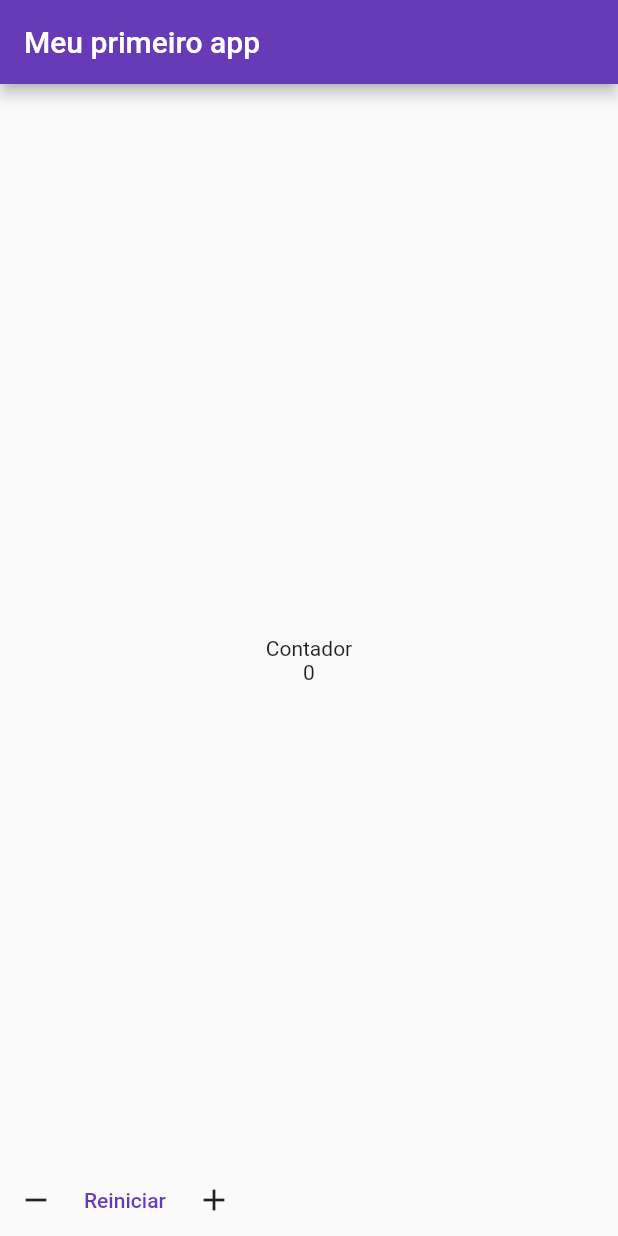
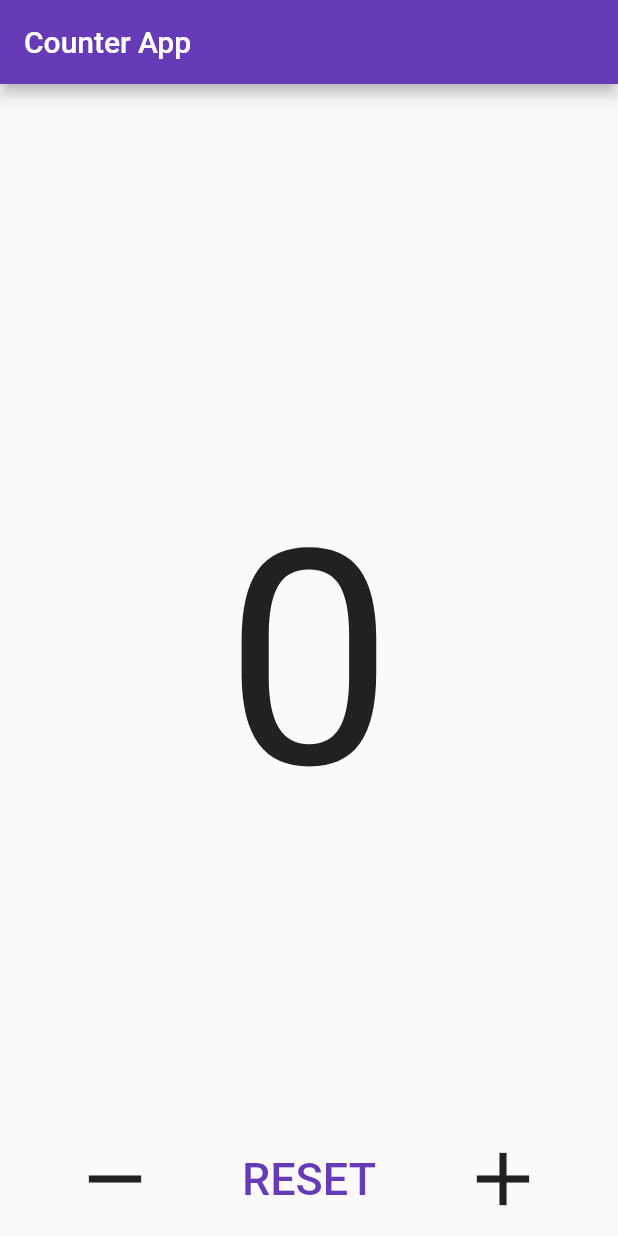
Before and after one commit to RafaelAllves/counterApp, a Flutter app: the screen it shows after launch, on a phone screen of 412 x 824 dp. Run offline on Flutter 3.47's test engine with Material 2 defaults, Android fonts, the phone set to English and light mode, and no system bars.

Commit message:
visual adjustments

```diff
--- a/lib/main.dart
+++ b/lib/main.dart
@@ -38,18 +38,22 @@ class _HomePageState extends State<HomePage> {
   Widget build(BuildContext context) {
     return Scaffold(
       appBar: AppBar(
-        title: Text("Meu primeiro app"),
+        title: Text("Counter App"),
       ),
       body: Center(
         child: Text(
-          "Contador\n$count",
+          "$count",
           textAlign: TextAlign.center,
+          style: TextStyle(fontSize: 200)
         )
       ),
       bottomSheet: Row(
+        mainAxisAlignment: MainAxisAlignment.spaceEvenly,
+        crossAxisAlignment: CrossAxisAlignment.center,
         children: [
           IconButton(
             icon: Icon(Icons.remove),
+            iconSize: 60,
             onPressed: () {
               decrement();
             },
@@ -58,15 +62,16 @@ class _HomePageState extends State<HomePage> {
             onPressed: () {
               reset();
             },
-            child: Text('Reiniciar'),
+            child: Text('RESET', style: TextStyle(fontSize: 30)),
           ),
           IconButton(
             icon: Icon(Icons.add),
+            iconSize: 60,
             onPressed: () {
               increment();
             },
-          )
-        ]
+          ),
+        ],
       )
     );
   }
```
